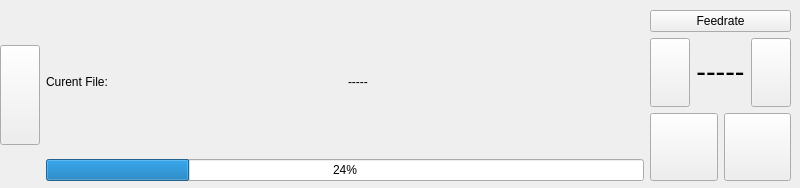
The window that ClientApp/qt/activeprintwidget.ui (re3Dprinting/touchscreen) describes before a commit, drawn with Qt 5.
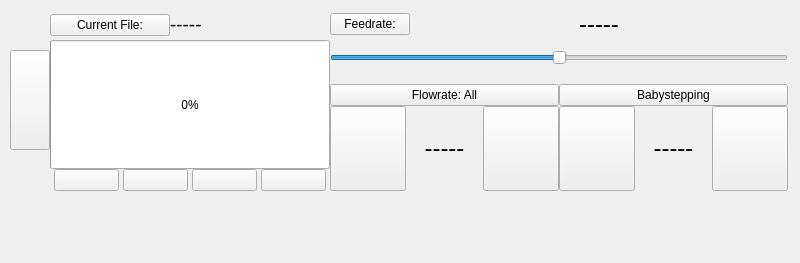
The same window after the commit. Icons and pictures are not drawn.

Diff of the .ui file:
```diff
--- a/ClientApp/qt/activeprintwidget.ui
+++ b/ClientApp/qt/activeprintwidget.ui
@@ -7,7 +7,7 @@
     <x>0</x>
     <y>0</y>
     <width>800</width>
-    <height>188</height>
+    <height>263</height>
    </rect>
   </property>
   <property name="maximumSize">
@@ -22,13 +22,16 @@
   <widget class="QWidget" name="layoutWidget">
    <property name="geometry">
     <rect>
-     <x>0</x>
+     <x>10</x>
      <y>10</y>
-     <width>791</width>
-     <height>171</height>
+     <width>778</width>
+     <height>181</height>
     </rect>
    </property>
    <layout class="QHBoxLayout" name="ActivePrint">
+    <property name="spacing">
+     <number>0</number>
+    </property>
     <item>
      <widget class="QPushButton" name="Back">
       <property name="maximumSize">
@@ -52,96 +55,68 @@
       </property>
      </widget>
     </item>
-    <item>
-     <layout class="QVBoxLayout" name="verticalLayout_5">
-      <item>
-       <layout class="QHBoxLayout" name="horizontalLayout">
-        <item>
-         <widget class="QLabel" name="FileLabel">
-          <property name="text">
-           <string>Curent File:</string>
-          </property>
-         </widget>
-        </item>
-        <item>
-         <widget class="QLabel" name="FileName">
-          <property name="text">
-           <string>-----</string>
-          </property>
-         </widget>
-        </item>
-       </layout>
-      </item>
-      <item>
-       <widget class="QProgressBar" name="progress">
-        <property name="value">
-         <number>24</number>
-        </property>
-       </widget>
-      </item>
-     </layout>
-    </item>
     <item>
      <layout class="QVBoxLayout" name="verticalLayout">
       <item>
-       <widget class="QPushButton" name="FeedLabel">
-        <property name="text">
-         <string>Feedrate</string>
-        </property>
-       </widget>
-      </item>
-      <item>
-       <layout class="QHBoxLayout" name="horizontalLayout_11">
+       <layout class="QVBoxLayout" name="verticalLayout_5">
         <item>
-         <widget class="QPushButton" name="Feedneg">
-          <property name="maximumSize">
-           <size>
-            <width>75</width>
-            <height>75</height>
-           </size>
-          </property>
-          <property name="text">
-           <string/>
-          </property>
-          <property name="icon">
-           <iconset>
-            <normaloff>img/downarrow.png</normaloff>img/downarrow.png</iconset>
-          </property>
-          <property name="iconSize">
-           <size>
-            <width>50</width>
-            <height>50</height>
-           </size>
-          </property>
-         </widget>
+         <layout class="QHBoxLayout" name="horizontalLayout">
+          <item>
+           <widget class="QPushButton" name="FileLabel">
+            <property name="sizePolicy">
+             <sizepolicy hsizetype="Maximum" vsizetype="Fixed">
+              <horstretch>0</horstretch>
+              <verstretch>0</verstretch>
+             </sizepolicy>
+            </property>
+            <property name="minimumSize">
+             <size>
+              <width>120</width>
+              <height>0</height>
+             </size>
+            </property>
+            <property name="text">
+             <string>Current File:</string>
+            </property>
+           </widget>
+          </item>
+          <item>
+           <widget class="QLabel" name="FileName">
+            <property name="sizePolicy">
+             <sizepolicy hsizetype="Preferred" vsizetype="Maximum">
+              <horstretch>0</horstretch>
+              <verstretch>0</verstretch>
+             </sizepolicy>
+            </property>
+            <property name="minimumSize">
+             <size>
+              <width>0</width>
+              <height>30</height>
+             </size>
+            </property>
+            <property name="text">
+             <string>&lt;html&gt;&lt;head/&gt;&lt;body&gt;&lt;p&gt;&lt;span style=&quot; font-size:14pt;&quot;&gt;-----&lt;/span&gt;&lt;/p&gt;&lt;/body&gt;&lt;/html&gt;</string>
+            </property>
+           </widget>
+          </item>
+         </layout>
         </item>
         <item>
-         <widget class="QLabel" name="Feed">
-          <property name="text">
-           <string>&lt;html&gt;&lt;head/&gt;&lt;body&gt;&lt;p align=&quot;center&quot;&gt;&lt;span style=&quot; font-size:22pt;&quot;&gt;-----&lt;/span&gt;&lt;/p&gt;&lt;/body&gt;&lt;/html&gt;</string>
+         <widget class="QProgressBar" name="FileProgress">
+          <property name="sizePolicy">
+           <sizepolicy hsizetype="Maximum" vsizetype="Expanding">
+            <horstretch>0</horstretch>
+            <verstretch>0</verstretch>
+           </sizepolicy>
           </property>
-         </widget>
-        </item>
-        <item>
-         <widget class="QPushButton" name="Feedpos">
-          <property name="maximumSize">
+          <property name="minimumSize">
            <size>
-            <width>75</width>
-            <height>75</height>
+            <width>280</width>
+            <height>0</height>
            </size>
           </property>
-          <property name="text">
-           <string/>
-          </property>
-          <property name="icon">
-           <iconset>
-            <normaloff>img/uparrow.png</normaloff>img/uparrow.png</iconset>
-          </property>
-          <property name="iconSize">
-           <size>
-            <width>50</width>
-            <height>50</height>
-           </size>
+          <property name="value">
+           <number>0</number>
           </property>
          </widget>
         </item>
@@ -149,12 +124,81 @@
       </item>
       <item>
        <layout class="QHBoxLayout" name="horizontalLayout_2">
+        <item>
+         <widget class="QPushButton" name="StopPrint">
+          <property name="maximumSize">
+           <size>
+            <width>65</width>
+            <height>65</height>
+           </size>
+          </property>
+          <property name="text">
+           <string/>
+          </property>
+          <property name="icon">
+           <iconset>
+            <normaloff>img/stop.png</normaloff>img/stop.png</iconset>
+          </property>
+          <property name="iconSize">
+           <size>
+            <width>55</width>
+            <height>55</height>
+           </size>
+          </property>
+         </widget>
+        </item>
+        <item>
+         <widget class="QPushButton" name="PausePrint">
+          <property name="maximumSize">
+           <size>
+            <width>65</width>
+            <height>65</height>
+           </size>
+          </property>
+          <property name="text">
+           <string/>
+          </property>
+          <property name="icon">
+           <iconset>
+            <normaloff>img/pause.png</normaloff>img/pause.png</iconset>
+          </property>
+          <property name="iconSize">
+           <size>
+            <width>55</width>
+            <height>55</height>
+           </size>
+          </property>
+         </widget>
+        </item>
+        <item>
+         <widget class="QPushButton" name="ResumePrint">
+          <property name="maximumSize">
+           <size>
+            <width>65</width>
+            <height>65</height>
+           </size>
+          </property>
+          <property name="text">
+           <string/>
+          </property>
+          <property name="icon">
+           <iconset>
+            <normaloff>img/resume.png</normaloff>img/resume.png</iconset>
+          </property>
+          <property name="iconSize">
+           <size>
+            <width>55</width>
+            <height>55</height>
+           </size>
+          </property>
+         </widget>
+        </item>
         <item>
          <widget class="QPushButton" name="Fan">
           <property name="maximumSize">
            <size>
-            <width>75</width>
-            <height>75</height>
+            <width>65</width>
+            <height>65</height>
            </size>
           </property>
           <property name="text">
@@ -166,21 +210,129 @@
           </property>
           <property name="iconSize">
            <size>
-            <width>65</width>
-            <height>65</height>
+            <width>55</width>
+            <height>55</height>
            </size>
           </property>
          </widget>
         </item>
+       </layout>
+      </item>
+     </layout>
+    </item>
+    <item>
+     <layout class="QVBoxLayout" name="verticalLayout_3">
+      <property name="spacing">
+       <number>0</number>
+      </property>
+      <item>
+       <layout class="QHBoxLayout" name="horizontalLayout_5">
         <item>
-         <widget class="QPushButton" name="StopPrint">
+         <widget class="QPushButton" name="FeedrateLabel">
+          <property name="sizePolicy">
+           <sizepolicy hsizetype="Maximum" vsizetype="Fixed">
+            <horstretch>0</horstretch>
+            <verstretch>0</verstretch>
+           </sizepolicy>
+          </property>
+          <property name="text">
+           <string>Feedrate:</string>
+          </property>
+         </widget>
+        </item>
+        <item>
+         <widget class="QLabel" name="FeedrateVal">
+          <property name="sizePolicy">
+           <sizepolicy hsizetype="Preferred" vsizetype="Maximum">
+            <horstretch>0</horstretch>
+            <verstretch>0</verstretch>
+           </sizepolicy>
+          </property>
+          <property name="text">
+           <string>&lt;html&gt;&lt;head/&gt;&lt;body&gt;&lt;p align=&quot;center&quot;&gt;&lt;span style=&quot; font-size:18pt;&quot;&gt;-----&lt;/span&gt;&lt;/p&gt;&lt;/body&gt;&lt;/html&gt;</string>
+          </property>
+         </widget>
+        </item>
+       </layout>
+      </item>
+      <item>
+       <widget class="QSlider" name="FeedrateSlider">
+        <property name="sizePolicy">
+         <sizepolicy hsizetype="Expanding" vsizetype="Maximum">
+          <horstretch>0</horstretch>
+          <verstretch>0</verstretch>
+         </sizepolicy>
+        </property>
+        <property name="minimumSize">
+         <size>
+          <width>0</width>
+          <height>40</height>
+         </size>
+        </property>
+        <property name="maximum">
+         <number>100</number>
+        </property>
+        <property name="sliderPosition">
+         <number>50</number>
+        </property>
+        <property name="orientation">
+         <enum>Qt::Horizontal</enum>
+        </property>
+       </widget>
+      </item>
+      <item>
+       <layout class="QHBoxLayout" name="horizontalLayout_4">
+        <property name="spacing">
+         <number>0</number>
+        </property>
+        <property name="topMargin">
+         <number>6</number>
+        </property>
+        <item>
+         <widget class="QPushButton" name="FlowrateLabel">
           <property name="maximumSize">
            <size>
-            <width>75</width>
-            <height>75</height>
+            <width>16777215</width>
+            <height>25</height>
            </size>
           </property>
           <property name="text">
+           <string>Flowrate: All</string>
+          </property>
+         </widget>
+        </item>
+        <item>
+         <widget class="QPushButton" name="BabysteppingLabel">
+          <property name="maximumSize">
+           <size>
+            <width>16777215</width>
+            <height>25</height>
+           </size>
+          </property>
+          <property name="text">
+           <string>Babystepping</string>
+          </property>
+         </widget>
+        </item>
+       </layout>
+      </item>
+      <item>
+       <layout class="QHBoxLayout" name="horizontalLayout_3">
+        <item>
+         <widget class="QPushButton" name="FlowrateNeg">
+          <property name="sizePolicy">
+           <sizepolicy hsizetype="Minimum" vsizetype="Minimum">
+            <horstretch>0</horstretch>
+            <verstretch>0</verstretch>
+           </sizepolicy>
+          </property>
+          <property name="maximumSize">
+           <size>
+            <width>150</width>
+            <height>150</height>
+           </size>
+          </property>
+          <property name="text">
            <string/>
           </property>
           <property name="icon">
@@ -189,8 +341,121 @@
           </property>
           <property name="iconSize">
            <size>
-            <width>65</width>
-            <height>65</height>
+            <width>50</width>
+            <height>50</height>
+           </size>
+          </property>
+         </widget>
+        </item>
+        <item>
+         <widget class="QLabel" name="FlowrateVal">
+          <property name="sizePolicy">
+           <sizepolicy hsizetype="Preferred" vsizetype="Expanding">
+            <horstretch>0</horstretch>
+            <verstretch>0</verstretch>
+           </sizepolicy>
+          </property>
+          <property name="text">
+           <string>&lt;html&gt;&lt;head/&gt;&lt;body&gt;&lt;p align=&quot;center&quot;&gt;&lt;span style=&quot; font-size:18pt;&quot;&gt;-----&lt;/span&gt;&lt;/p&gt;&lt;/body&gt;&lt;/html&gt;</string>
+          </property>
+         </widget>
+        </item>
+        <item>
+         <widget class="QPushButton" name="FlowratePos">
+          <property name="sizePolicy">
+           <sizepolicy hsizetype="Minimum" vsizetype="Minimum">
+            <horstretch>0</horstretch>
+            <verstretch>0</verstretch>
+           </sizepolicy>
+          </property>
+          <property name="maximumSize">
+           <size>
+            <width>150</width>
+            <height>150</height>
+           </size>
+          </property>
+          <property name="text">
+           <string/>
+          </property>
+          <property name="icon">
+           <iconset>
+            <normaloff>img/uparrow.png</normaloff>img/uparrow.png</iconset>
+          </property>
+          <property name="iconSize">
+           <size>
+            <width>50</width>
+            <height>50</height>
+           </size>
+          </property>
+         </widget>
+        </item>
+        <item>
+         <widget class="QPushButton" name="BabystepNeg">
+          <property name="sizePolicy">
+           <sizepolicy hsizetype="Minimum" vsizetype="Minimum">
+            <horstretch>0</horstretch>
+            <verstretch>0</verstretch>
+           </sizepolicy>
+          </property>
+          <property name="maximumSize">
+           <size>
+            <width>150</width>
+            <height>150</height>
+           </size>
+          </property>
+          <property name="text">
+           <string/>
+          </property>
+          <property name="icon">
+           <iconset>
+            <normaloff>img/downarrow.png</normaloff>img/downarrow.png</iconset>
+          </property>
+          <property name="iconSize">
+           <size>
+            <width>50</width>
+            <height>50</height>
+           </size>
+          </property>
+         </widget>
+        </item>
+        <item>
+         <widget class="QLabel" name="BabysteppingVal">
+          <property name="sizePolicy">
+           <sizepolicy hsizetype="Preferred" vsizetype="Expanding">
+            <horstretch>0</horstretch>
+            <verstretch>0</verstretch>
+           </sizepolicy>
+          </property>
+          <property name="text">
+           <string>&lt;html&gt;&lt;head/&gt;&lt;body&gt;&lt;p align=&quot;center&quot;&gt;&lt;span style=&quot; font-size:18pt;&quot;&gt;-----&lt;/span&gt;&lt;/p&gt;&lt;/body&gt;&lt;/html&gt;</string>
+          </property>
+         </widget>
+        </item>
+        <item>
+         <widget class="QPushButton" name="BabysteppingPos">
+          <property name="sizePolicy">
+           <sizepolicy hsizetype="Minimum" vsizetype="Minimum">
+            <horstretch>0</horstretch>
+            <verstretch>0</verstretch>
+           </sizepolicy>
+          </property>
+          <property name="maximumSize">
+           <size>
+            <width>150</width>
+            <height>150</height>
+           </size>
+          </property>
+          <property name="text">
+           <string/>
+          </property>
+          <property name="icon">
+           <iconset>
+            <normaloff>img/uparrow.png</normaloff>img/uparrow.png</iconset>
+          </property>
+          <property name="iconSize">
+           <size>
+            <width>50</width>
+            <height>50</height>
            </size>
           </property>
          </widget>
```
Left out of the diff: 2 changed lines with no effect on the pictures.
